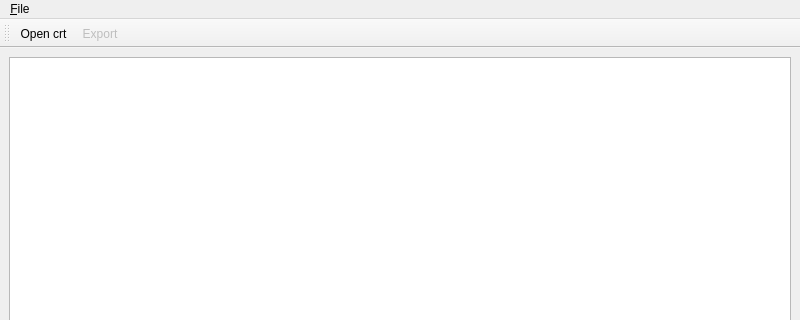
Old version of the form ui/mainwindow.ui in the repository Dominoman/CartMaker; both pictures show x 0 to 800 and y 0 to 320 of the 800 by 600 pixel window.
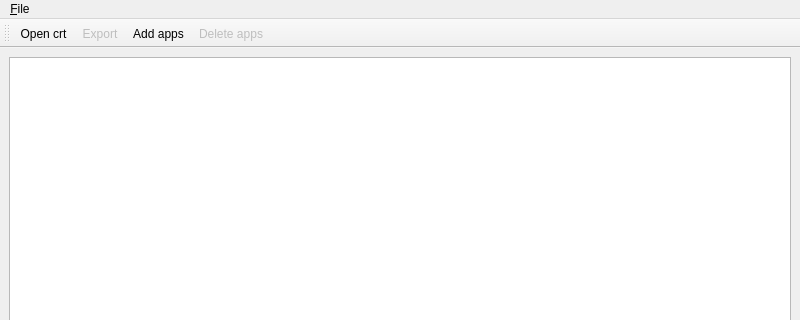
New version of the form. Icons and pictures are not drawn.

Commit message: Memory Widget first push

The edit to the form file:
```diff
--- a/ui/mainwindow.ui
+++ b/ui/mainwindow.ui
@@ -60,6 +60,8 @@
    </attribute>
    <addaction name="actionOpen_crt"/>
    <addaction name="actionExport"/>
+   <addaction name="actionAdd_apps"/>
+   <addaction name="actionDelete_apps"/>
   </widget>
   <action name="actionE_xit">
    <property name="icon">
@@ -94,6 +96,27 @@
     <string>Export...</string>
    </property>
   </action>
+  <action name="actionDelete_apps">
+   <property name="enabled">
+    <bool>false</bool>
+   </property>
+   <property name="icon">
+    <iconset resource="icons.qrc">
+     <normaloff>:/Buttons/delete</normaloff>:/Buttons/delete</iconset>
+   </property>
+   <property name="text">
+    <string>Delete apps...</string>
+   </property>
+  </action>
+  <action name="actionAdd_apps">
+   <property name="icon">
+    <iconset resource="icons.qrc">
+     <normaloff>:/Buttons/add</normaloff>:/Buttons/add</iconset>
+   </property>
+   <property name="text">
+    <string>Add apps...</string>
+   </property>
+  </action>
  </widget>
  <resources>
   <include location="icons.qrc"/>
```
Left out of the diff: 2 changed lines with no effect on the pictures. The commit also changes 6 other files.
